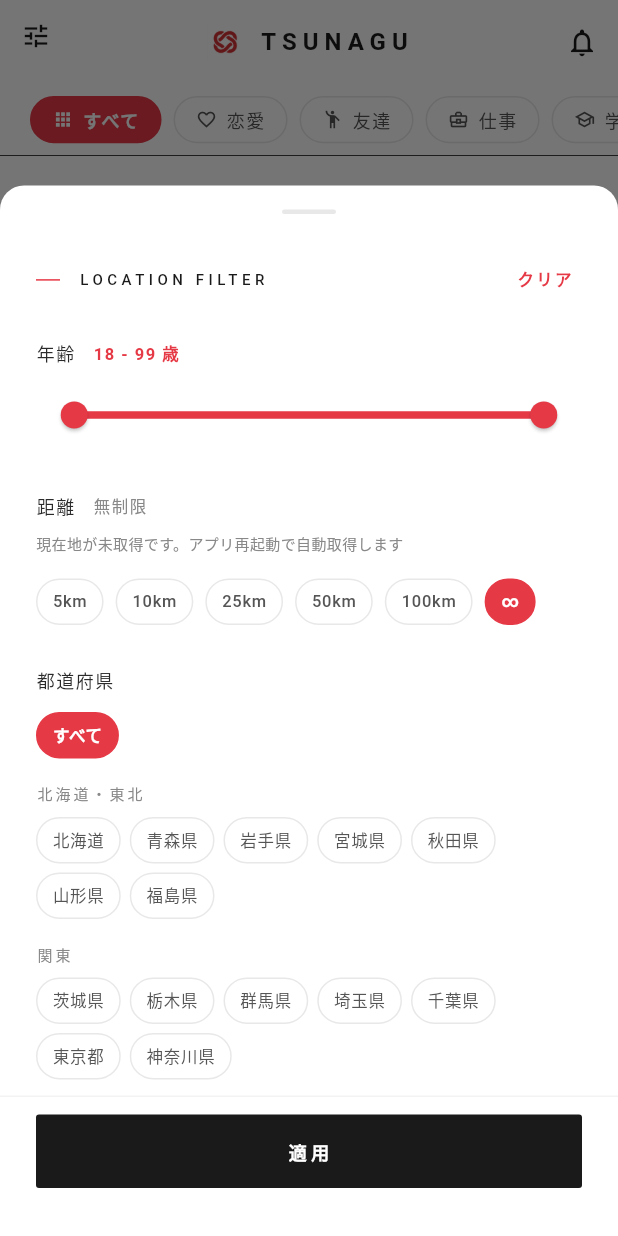
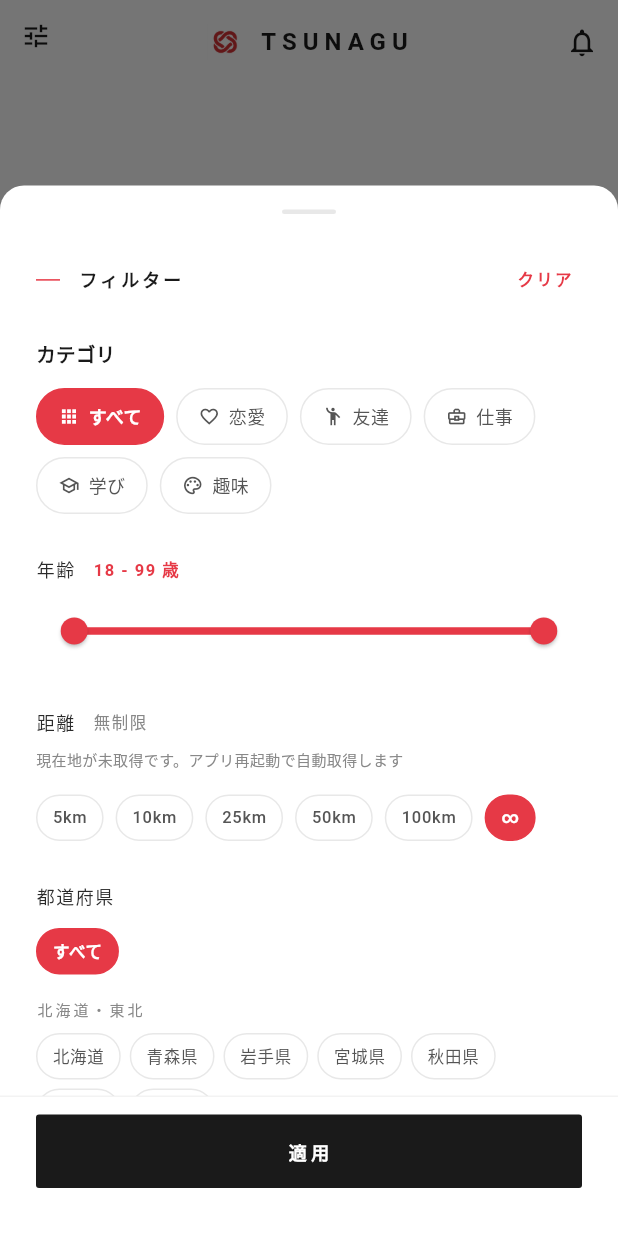
Before and after one commit to muranishi-stack/tsunagu-ai-community, a Flutter app: the DiscoverScreen screen opened directly, after a tap on the "tune" icon, on a phone screen of 412 x 824 dp. Run offline on Flutter 3.47's test engine with Material 3 defaults, Android fonts, the phone set to English and light mode, and no system bars; our stand-ins replace cloud_firestore, firebase_auth, firebase_core, firebase_storage, geocoding, geolocator and 3 more; missing offline and left inert: dart:html; accounts and stored records are empty.

Commit message:
feat(discover): カテゴリをフィルタに統合 / AIスコア非表示 / 画像拡大 / ボタン順 / 複数画像シード
- さがす上部のカテゴリタブ(すべて/恋愛/...)を撤去し、左上フィルターに統合。
  UserPreferences.filterCategory を追加、LocationFilterSheet にカテゴリ選択を追加。
  フィルターバナーにカテゴリ/距離も表示。
- カテゴリタブ撤去 + 余白縮小で DISCOVER 画像をさらに大きく表示。
- さがすカードのAIスコアバッジを非表示（AIスコアはレコメンド/オプションに集約）。
- アクションボタン順を もどす/スキップ/いいね/つなぐ に変更。
- seed_firestore.py: 各ユーザーに2〜4枚の photos を付与（複数画像表示の確認用）。
  顔写真(pravatar)+ライフスタイル(picsum)。再実行で既存シードを上書き。

```diff
--- a/lib/screens/discover_screen.dart
+++ b/lib/screens/discover_screen.dart
@@ -25,12 +25,10 @@ class _DiscoverScreenState extends State<DiscoverScreen>
     with TickerProviderStateMixin {
   List<UserProfile> _allProfiles = [];
   List<UserProfile> _profiles = [];
-  Map<String, int> _aiScores = {}; // userId -> 再計算スコア
   int _currentIndex = 0;
   Offset _dragOffset = Offset.zero;
   double _dragAngle = 0;
   bool _isDragging = false;
-  ConnectionCategory? _selectedCategory; // null = ALL
   bool _loading = true;
   String? _loadError;
   Set<String> _swipedUids = {};
@@ -115,8 +113,8 @@ class _DiscoverScreenState extends State<DiscoverScreen>
             !_swipedUids.contains(p.id) && !_blockedUids.contains(p.id))
         .toList();
 
-    // 1. カテゴリフィルター
-    final category = _selectedCategory;
+    // 1. カテゴリフィルター（左上フィルターに統合）
+    final category = _prefs.filterCategory;
     if (category != null) {
       filtered = filtered
           .where((p) =>
@@ -174,16 +172,10 @@ class _DiscoverScreenState extends State<DiscoverScreen>
 
     setState(() {
       _profiles = ranked.map((r) => r.profile).toList();
-      _aiScores = {for (final r in ranked) r.profile.id: r.score};
       _currentIndex = 0;
       _dragOffset = Offset.zero;
       _dragAngle = 0;
     });
-  }
-
-  void _selectCategory(ConnectionCategory? category) {
-    _selectedCategory = category;
-    _applyFilters();
   }
 
   Future<void> _openLocationFilter() async {
@@ -589,14 +581,13 @@ class _DiscoverScreenState extends State<DiscoverScreen>
       body: SafeArea(
         child: Column(
           children: [
-            // カテゴリタブのみ独立した行で全幅をスクロール
-            // BOOSTボタンはAppBarのactionsに移動して1行レイアウトを実現
-            _buildCategoryTabs(),
-            if (_prefs.hasActiveLocationFilter) _buildFilterBanner(),
+            // カテゴリタブは左上フィルターに統合（画像を大きく表示するため撤去）
+            if (_prefs.hasActiveLocationFilter || _prefs.filterCategory != null)
+              _buildFilterBanner(),
             Expanded(
               child: Padding(
-                // 画像を大きく見せるため余白を縮小
-                padding: const EdgeInsets.fromLTRB(10, 4, 10, 8),
+                // 画像を大きく見せるため余白を最小化
+                padding: const EdgeInsets.fromLTRB(6, 2, 6, 6),
                 child: _loading
                     ? const Center(
                         child: CircularProgressIndicator(
@@ -647,15 +638,19 @@ class _DiscoverScreenState extends State<DiscoverScreen>
 
   Widget _buildFilterBanner() {
     final parts = <String>[];
+    if (_prefs.filterCategory != null) parts.add(_prefs.filterCategory!.label);
     if (_prefs.filterPrefecture != null) parts.add(_prefs.filterPrefecture!);
     if (_prefs.filterTrainLine != null) parts.add(_prefs.filterTrainLine!);
+    if (_prefs.filterMaxDistanceKm != null) {
+      parts.add('${_prefs.filterMaxDistanceKm!.toInt()}km以内');
+    }
     return Container(
       width: double.infinity,
       padding: const EdgeInsets.symmetric(horizontal: 20, vertical: 8),
       color: AppTheme.vermillion.withValues(alpha: 0.06),
       child: Row(
         children: [
-          const Icon(Icons.location_on_outlined,
+          const Icon(Icons.tune,
               size: 12, color: AppTheme.vermillion),
           const SizedBox(width: 6),
           Expanded(
@@ -687,7 +682,7 @@ class _DiscoverScreenState extends State<DiscoverScreen>
         mainAxisAlignment: MainAxisAlignment.center,
         children: [
           Icon(
-            _selectedCategory?.icon ?? Icons.search,
+            _prefs.filterCategory?.icon ?? Icons.search,
             size: 48,
             color: AppTheme.textTertiary(context),
           ),
@@ -700,17 +695,20 @@ class _DiscoverScreenState extends State<DiscoverScreen>
               letterSpacing: 1.0,
             ),
           ),
+          if (_prefs.filterCategory != null ||
+              _prefs.hasActiveLocationFilter) ...[
             const SizedBox(height: 8),
             TextButton(
-            onPressed: () => _selectCategory(null),
+              onPressed: () => _prefs.clearFilters(),
               child: const Text(
-              'すべて表示',
+                'フィルターを解除',
                 style: TextStyle(
                   color: AppTheme.vermillion,
                   letterSpacing: 1.5,
                 ),
               ),
             ),
+          ],
           const SizedBox(height: 8),
           TextButton.icon(
             onPressed: _loadProfilesFromFirestore,
@@ -756,73 +754,6 @@ class _DiscoverScreenState extends State<DiscoverScreen>
     );
   }
 
-  Widget _buildCategoryTabs() {
-    final categories = [null, ...ConnectionCategory.values];
-    return Container(
-      height: 48,
-      decoration: BoxDecoration(
-        color: Theme.of(context).scaffoldBackgroundColor,
-        border: Border(
-          bottom: BorderSide(
-              color: Theme.of(context).dividerColor, width: 0.5),
-        ),
-      ),
-      child: ListView.builder(
-        scrollDirection: Axis.horizontal,
-        padding: const EdgeInsets.symmetric(horizontal: 16),
-        itemCount: categories.length,
-        itemBuilder: (context, index) {
-          final cat = categories[index];
-          final isSelected = _selectedCategory == cat;
-          final label = cat?.label ?? 'すべて';
-          final icon = cat?.icon ?? Icons.apps;
-
-          return GestureDetector(
-            onTap: () => _selectCategory(cat),
-            child: Container(
-              margin: const EdgeInsets.symmetric(horizontal: 4, vertical: 8),
-              padding: const EdgeInsets.symmetric(horizontal: 14, vertical: 6),
-              decoration: BoxDecoration(
-                color: isSelected ? AppTheme.vermillion : Colors.transparent,
-                border: Border.all(
-                  color: isSelected
-                      ? AppTheme.vermillion
-                      : AppTheme.border(context),
-                  width: 1,
-                ),
-                borderRadius: BorderRadius.circular(20),
-              ),
-              child: Row(
-                mainAxisAlignment: MainAxisAlignment.center,
-                children: [
-                  Icon(
-                    icon,
-                    size: 14,
-                    color: isSelected
-                        ? Colors.white
-                        : AppTheme.textSecondary(context),
-                  ),
-                  const SizedBox(width: 6),
-                  Text(
-                    label,
-                    style: TextStyle(
-                      color: isSelected
-                          ? Colors.white
-                          : AppTheme.textSecondary(context),
-                      fontSize: 12,
-                      fontWeight:
-                          isSelected ? FontWeight.w600 : FontWeight.w500,
-                      letterSpacing: 1.0,
-                    ),
-                  ),
-                ],
-              ),
-            ),
-          );
-        },
-      ),
-    );
-  }
 
   PreferredSizeWidget _buildAppBar() {
     final hasFilter = _prefs.hasActiveLocationFilter;
@@ -1033,40 +964,8 @@ class _DiscoverScreenState extends State<DiscoverScreen>
                     ),
                   ),
                 ),
-                // AI Match badge (top right) - 再計算スコアを使用
-                Positioned(
-                  top: 16,
-                  right: 16,
-                  child: Container(
-                    padding: const EdgeInsets.symmetric(
-                        horizontal: 10, vertical: 6),
-                    decoration: BoxDecoration(
-                      color: Colors.black.withValues(alpha: 0.55),
-                      border: Border.all(
-                          color: Colors.white.withValues(alpha: 0.3),
-                          width: 0.5),
-                      borderRadius: BorderRadius.circular(20),
-                    ),
-                    child: Row(
-                      mainAxisSize: MainAxisSize.min,
-                      children: [
-                        const Icon(Icons.auto_awesome,
-                            color: Colors.white, size: 12),
-                        const SizedBox(width: 6),
-                        Text(
-                          'AI ${_aiScores[profile.id] ?? profile.aiMatchScore}',
-                          style: const TextStyle(
-                            color: Colors.white,
-                            fontSize: 11,
-                            fontWeight: FontWeight.w600,
-                            letterSpacing: 1.0,
-                          ),
-                        ),
-                      ],
-                    ),
-                  ),
-                ),
-                // 距離は名前横（A案）に表示するため、右上バッジは削除
+                // AIスコアバッジは「さがす」では非表示（レコメンド/AIスコアに集約）
+                // 距離は名前横（A案）に表示
                 // Profile info (bottom) — アクションボタン分のスペースを確保
                 Positioned(
                   left: 24,
@@ -1287,6 +1186,15 @@ class _DiscoverScreenState extends State<DiscoverScreen>
             onTap: () => _handleActionButton(false),
             label: 'スキップ',
           ),
+          // いいね
+          _buildActionButton(
+            icon: Icons.favorite,
+            iconColor: AppTheme.vermillion,
+            size: 62,
+            iconSize: 28,
+            onTap: () => _handleActionButton(true),
+            label: 'いいね',
+          ),
           // つなぐ（スーパーいいね）: 月5回制限（残数バッジ表示）
           _buildActionButton(
             icon: Icons.link,
@@ -1299,15 +1207,6 @@ class _DiscoverScreenState extends State<DiscoverScreen>
                 ? AppTheme.vermillion
                 : Colors.grey,
             label: 'つなぐ',
-          ),
-          // いいね
-          _buildActionButton(
-            icon: Icons.favorite,
-            iconColor: AppTheme.vermillion,
-            size: 62,
-            iconSize: 28,
-            onTap: () => _handleActionButton(true),
-            label: 'いいね',
           ),
         ],
       ),
--- a/lib/widgets/location_filter_sheet.dart
+++ b/lib/widgets/location_filter_sheet.dart
@@ -1,5 +1,6 @@
 import 'package:flutter/material.dart';
 import '../data/japan_locations.dart';
+import '../models/connection_category.dart';
 import '../services/user_preferences.dart';
 import '../theme/app_theme.dart';
 import '../utils/distance_util.dart';
@@ -26,6 +27,7 @@ class LocationFilterSheet extends StatefulWidget {
 
 class _LocationFilterSheetState extends State<LocationFilterSheet> {
   final _prefs = UserPreferences();
+  ConnectionCategory? _tempCategory;
   String? _tempPrefecture;
   String? _tempTrainLine;
   double? _tempMaxDistanceKm;
@@ -34,6 +36,7 @@ class _LocationFilterSheetState extends State<LocationFilterSheet> {
   @override
   void initState() {
     super.initState();
+    _tempCategory = _prefs.filterCategory;
     _tempPrefecture = _prefs.filterPrefecture;
     _tempTrainLine = _prefs.filterTrainLine;
     _tempMaxDistanceKm = _prefs.filterMaxDistanceKm;
@@ -73,18 +76,19 @@ class _LocationFilterSheetState extends State<LocationFilterSheet> {
                   Container(height: 1, width: 16, color: AppTheme.vermillion),
                   const SizedBox(width: 12),
                   const Text(
-                    'LOCATION FILTER',
+                    'フィルター',
                     style: TextStyle(
                       color: AppTheme.black,
-                      fontSize: 10,
-                      fontWeight: FontWeight.w500,
-                      letterSpacing: 3.0,
+                      fontSize: 12,
+                      fontWeight: FontWeight.w700,
+                      letterSpacing: 2.0,
                     ),
                   ),
                   const Spacer(),
                   TextButton(
                     onPressed: () {
                       setState(() {
+                        _tempCategory = null;
                         _tempPrefecture = null;
                         _tempTrainLine = null;
                         _tempMaxDistanceKm = null;
@@ -114,6 +118,8 @@ class _LocationFilterSheetState extends State<LocationFilterSheet> {
                 child: Column(
                   crossAxisAlignment: CrossAxisAlignment.start,
                   children: [
+                    _buildCategorySection(),
+                    const SizedBox(height: 28),
                     _buildAgeRangeSection(),
                     const SizedBox(height: 28),
                     _buildDistanceSection(),
@@ -141,6 +147,7 @@ class _LocationFilterSheetState extends State<LocationFilterSheet> {
                 width: double.infinity,
                 child: ElevatedButton(
                   onPressed: () {
+                    _prefs.setFilterCategory(_tempCategory);
                     _prefs.setFilterPrefecture(_tempPrefecture);
                     _prefs.setFilterTrainLine(_tempTrainLine);
                     _prefs.setFilterMaxDistanceKm(_tempMaxDistanceKm);
@@ -170,6 +177,63 @@ class _LocationFilterSheetState extends State<LocationFilterSheet> {
                 ),
               ),
             ),
+          ],
+        ),
+      ),
+    );
+  }
+
+  /// カテゴリフィルター UI（すべて / 各カテゴリ）
+  Widget _buildCategorySection() {
+    return Column(
+      crossAxisAlignment: CrossAxisAlignment.start,
+      children: [
+        const Text('カテゴリ',
+            style: TextStyle(
+                fontSize: 13,
+                fontWeight: FontWeight.w700,
+                color: AppTheme.black)),
+        const SizedBox(height: 12),
+        Wrap(
+          spacing: 8,
+          runSpacing: 8,
+          children: [
+            _categoryChip(null, 'すべて', Icons.apps),
+            ...ConnectionCategory.values
+                .map((c) => _categoryChip(c, c.label, c.icon)),
+          ],
+        ),
+      ],
+    );
+  }
+
+  Widget _categoryChip(ConnectionCategory? cat, String label, IconData icon) {
+    final selected = _tempCategory == cat;
+    return GestureDetector(
+      onTap: () => setState(() => _tempCategory = cat),
+      child: Container(
+        padding: const EdgeInsets.symmetric(horizontal: 14, vertical: 9),
+        decoration: BoxDecoration(
+          color: selected ? AppTheme.vermillion : Colors.transparent,
+          border: Border.all(
+            color: selected ? AppTheme.vermillion : AppTheme.paleGrey,
+            width: 1,
+          ),
+          borderRadius: BorderRadius.circular(20),
+        ),
+        child: Row(
+          mainAxisSize: MainAxisSize.min,
+          children: [
+            Icon(icon,
+                size: 14,
+                color: selected ? Colors.white : AppTheme.darkGrey),
+            const SizedBox(width: 6),
+            Text(label,
+                style: TextStyle(
+                  color: selected ? Colors.white : AppTheme.darkGrey,
+                  fontSize: 12,
+                  fontWeight: selected ? FontWeight.w600 : FontWeight.w500,
+                )),
           ],
         ),
       ),
```
Also changed, not shown: lib/services/user_preferences.dart (+7 -0 lines), 1 other file. Lines whose indentation alone changed are shown as unchanged.
